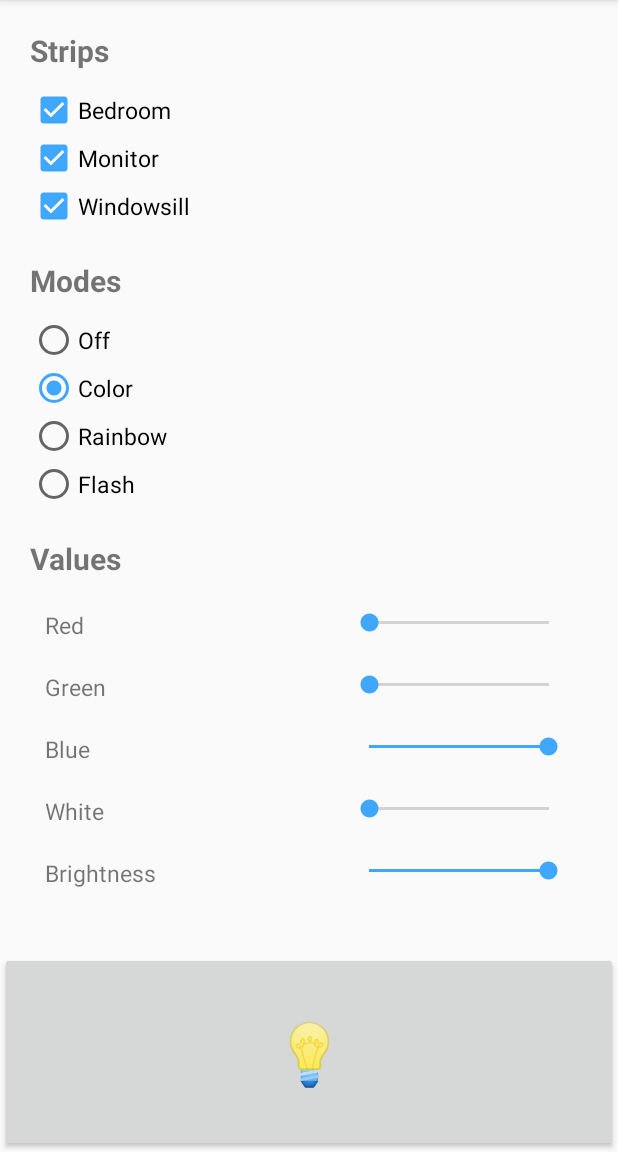
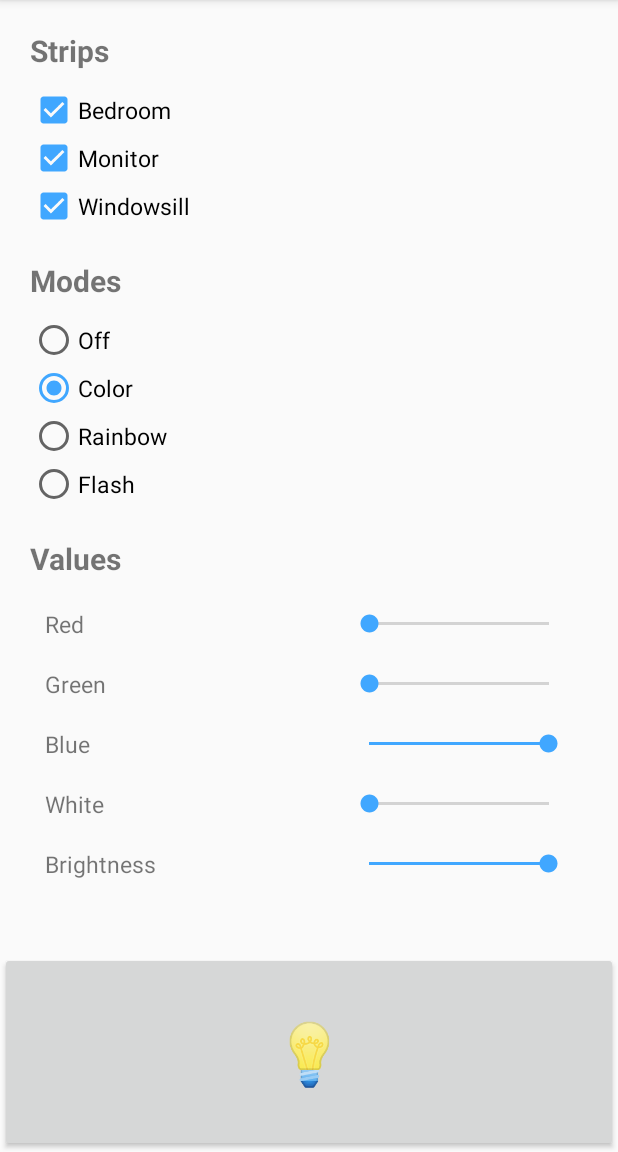
Before and after one commit to nvllsvm/aufseher-android, an Android app: the screen it shows after launch (MainActivity), on a phone screen of 412 x 824 dp, the part 84-1236 px from its top. Run offline under Robolectric (Android 15) with nearby library versions, the phone set to English and light mode, and no system bars.

Commit message:
Update seekbar layout

```diff
--- a/app/src/main/res/layout/activity_main.xml
+++ b/app/src/main/res/layout/activity_main.xml
@@ -93,104 +93,116 @@
         <LinearLayout
             android:id="@+id/value_red"
             android:orientation="horizontal"
-            android:padding="@dimen/seekbar_padding"
+            android:paddingLeft="@dimen/seekbar_padding"
+            android:paddingRight="@dimen/seekbar_padding"
             android:layout_width="match_parent"
-            android:layout_height="wrap_content">
+            android:layout_height="@dimen/seekbar_height">
             <TextView
               android:textSize="@dimen/default_text_size"
-              android:layout_height="wrap_content"
+              android:layout_height="match_parent"
               android:layout_width="@dimen/seekbar_width_text"
+              android:gravity="center_vertical"
               android:text="Red"/>
             <SeekBar
                 android:id="@+id/seekbar_red"
                 android:max="255"
                 android:layout_width="match_parent"
-                android:layout_height="wrap_content" />
+                android:layout_height="match_parent" />
         </LinearLayout>
         <LinearLayout
             android:id="@+id/value_green"
             android:orientation="horizontal"
-            android:padding="@dimen/seekbar_padding"
+            android:paddingLeft="@dimen/seekbar_padding"
+            android:paddingRight="@dimen/seekbar_padding"
             android:layout_width="match_parent"
-            android:layout_height="wrap_content">
+            android:layout_height="@dimen/seekbar_height">
             <TextView
               android:textSize="@dimen/default_text_size"
               android:layout_width="@dimen/seekbar_width_text"
-              android:layout_height="wrap_content"
+              android:layout_height="match_parent"
+              android:gravity="center_vertical"
               android:text="Green"/>
             <SeekBar
                 android:id="@+id/seekbar_green"
                 android:max="255"
                 android:layout_width="match_parent"
-                android:layout_height="wrap_content" />
+                android:layout_height="match_parent" />
         </LinearLayout>
         <LinearLayout
             android:id="@+id/value_blue"
             android:orientation="horizontal"
-            android:padding="@dimen/seekbar_padding"
+            android:paddingLeft="@dimen/seekbar_padding"
+            android:paddingRight="@dimen/seekbar_padding"
             android:layout_width="match_parent"
-            android:layout_height="wrap_content">
+            android:layout_height="@dimen/seekbar_height">
             <TextView
               android:textSize="@dimen/default_text_size"
               android:layout_width="@dimen/seekbar_width_text"
-              android:layout_height="wrap_content"
+              android:layout_height="match_parent"
+              android:gravity="center_vertical"
               android:text="Blue"/>
             <SeekBar
                 android:id="@+id/seekbar_blue"
                 android:max="255"
                 android:layout_width="match_parent"
-                android:layout_height="wrap_content" />
+                android:layout_height="match_parent" />
         </LinearLayout>
         <LinearLayout
             android:id="@+id/value_white"
             android:orientation="horizontal"
-            android:padding="@dimen/seekbar_padding"
+            android:paddingLeft="@dimen/seekbar_padding"
+            android:paddingRight="@dimen/seekbar_padding"
             android:layout_width="match_parent"
-            android:layout_height="wrap_content">
+            android:layout_height="@dimen/seekbar_height">
             <TextView
               android:textSize="@dimen/default_text_size"
               android:layout_width="@dimen/seekbar_width_text"
-              android:layout_height="wrap_content"
+              android:layout_height="match_parent"
+              android:gravity="center_vertical"
               android:text="White"/>
             <SeekBar
                 android:id="@+id/seekbar_white"
                 android:max="255"
                 android:layout_width="match_parent"
-                android:layout_height="wrap_content" />
+                android:layout_height="match_parent" />
         </LinearLayout>
         <LinearLayout
             android:id="@+id/value_brightness"
             android:orientation="horizontal"
-            android:padding="@dimen/seekbar_padding"
+            android:paddingLeft="@dimen/seekbar_padding"
+            android:paddingRight="@dimen/seekbar_padding"
             android:layout_width="match_parent"
-            android:layout_height="wrap_content">
+            android:layout_height="@dimen/seekbar_height">
             <TextView
               android:textSize="@dimen/default_text_size"
               android:layout_width="@dimen/seekbar_width_text"
-              android:layout_height="wrap_content"
+              android:layout_height="match_parent"
+              android:gravity="center_vertical"
               android:text="Brightness"/>
             <SeekBar
                 android:id="@+id/seekbar_brightness"
                 android:max="255"
                 android:layout_width="match_parent"
-                android:layout_height="wrap_content" />
+                android:layout_height="match_parent" />
         </LinearLayout>
         <LinearLayout
             android:id="@+id/value_interval"
             android:orientation="horizontal"
-            android:padding="@dimen/seekbar_padding"
+            android:paddingLeft="@dimen/seekbar_padding"
+            android:paddingRight="@dimen/seekbar_padding"
             android:layout_width="match_parent"
-            android:layout_height="wrap_content">
+            android:layout_height="@dimen/seekbar_height">
             <TextView
               android:textSize="@dimen/default_text_size"
               android:layout_width="@dimen/seekbar_width_text"
-              android:layout_height="wrap_content"
+              android:layout_height="match_parent"
+              android:gravity="center_vertical"
               android:text="Interval"/>
             <SeekBar
                 android:max="255"
                 android:id="@+id/seekbar_interval"
                 android:layout_width="match_parent"
-                android:layout_height="wrap_content" />
+                android:layout_height="match_parent" />
         </LinearLayout>
     </LinearLayout>
 
--- a/app/src/main/res/values/dimens.xml
+++ b/app/src/main/res/values/dimens.xml
@@ -5,6 +5,8 @@
     <dimen name="layout_padding">20dp</dimen>
     <dimen name="seekbar_padding">10dp</dimen>
 
+    <dimen name="seekbar_height">40dp</dimen>
+
     <dimen name="default_text_size">15sp</dimen>
 
     <dimen name="section_title_text_size">20sp</dimen>
```
